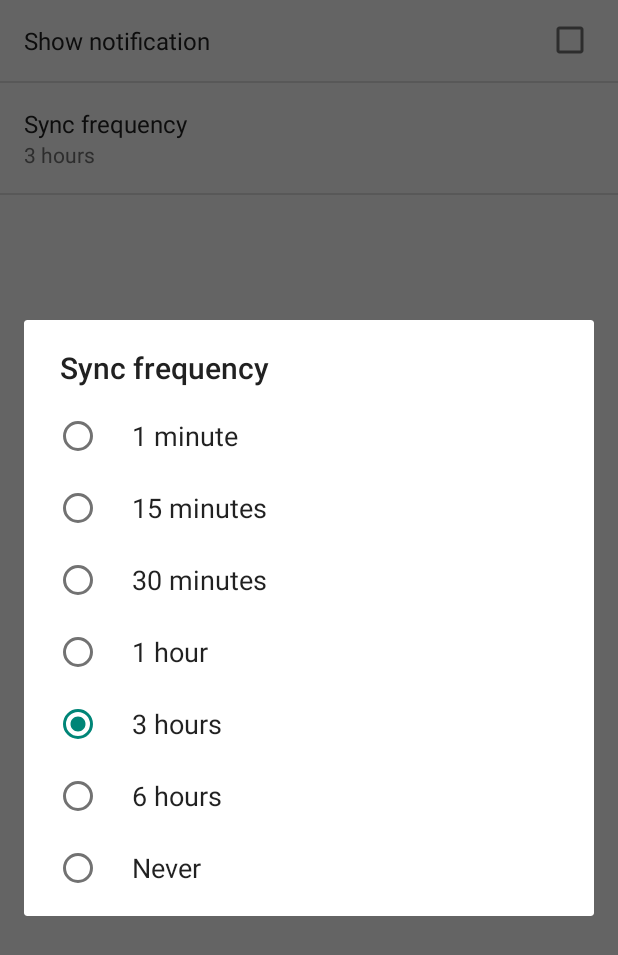
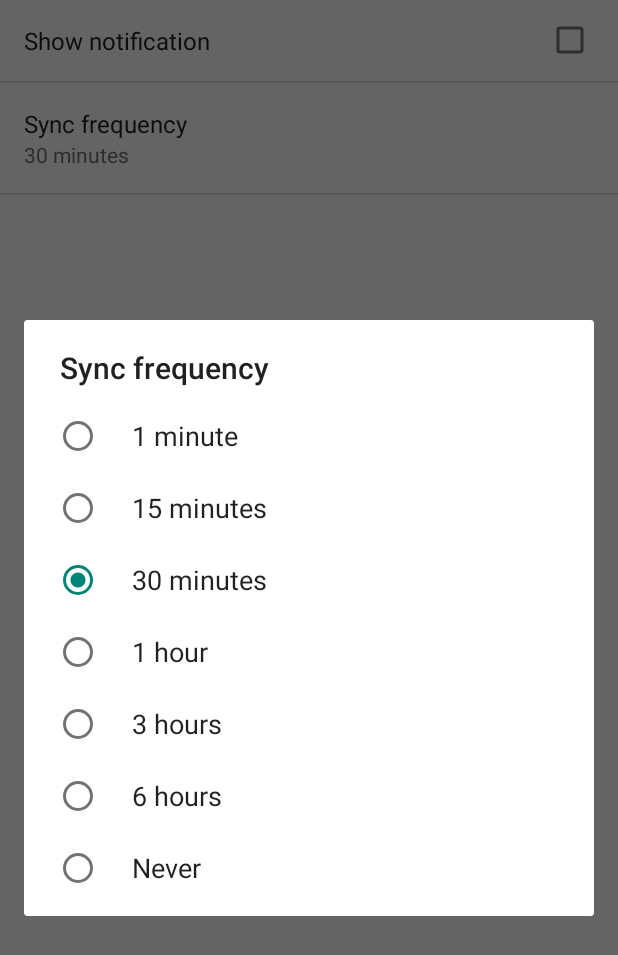
Before and after one commit to Oliver1123/Converter-Lab, an Android app: the SettingsActivity screen opened directly, with no data from a screen before it, after a tap on "Sync frequency", on a phone screen of 412 x 824 dp. Shown: the top 955 px of the screen. Run offline under Robolectric (Android 15) with nearby library versions, the phone set to English and light mode, and no system bars; 1 other tap on this screen came first.

Commit message:
Fix preference and refreshing

```diff
--- a/app/src/main/java/com/example/oliver/someexample/Activities/MainActivity.java
+++ b/app/src/main/java/com/example/oliver/someexample/Activities/MainActivity.java
@@ -147,7 +147,6 @@ public class MainActivity extends AppCompatActivity implements SwipeRefreshLayou
 
     @Override
     public void onRefresh() {
-        // TODO refresh Data
         Log.d(Constants.TAG, "Start refreshing");
         getLoaderManager().getLoader(ORG_INFO_LOADER).forceLoad();
     }
--- a/app/src/main/java/com/example/oliver/someexample/DataLoadService.java
+++ b/app/src/main/java/com/example/oliver/someexample/DataLoadService.java
@@ -100,7 +100,7 @@ public class DataLoadService extends Service {
         AlarmManager am = (AlarmManager) getSystemService(ALARM_SERVICE);
         am.cancel(pendingIntent);// cancel previous alarm
 
-        int frequencyValue = Integer.valueOf(mPreferences.getString(getString(R.string.sync_frequency), "-1"));
+        int frequencyValue = Integer.valueOf(mPreferences.getString(getString(R.string.sync_frequency), "30"));
         Log.d(Constants.TAG, "Set alarm in " + frequencyValue + " min");
         if (frequencyValue != -1) {
             int frequencyMillis = 1000/*ms*/ * 60/*sec*/ * frequencyValue/*min*/;
--- a/app/src/main/java/com/example/oliver/someexample/FABMenuController.java
+++ b/app/src/main/java/com/example/oliver/someexample/FABMenuController.java
@@ -1,8 +1,8 @@
 package com.example.oliver.someexample;
 
 
-import android.util.Log;
 import android.view.View;
+
 import com.example.oliver.someexample.Activities.DetailActivity;
 import com.example.oliver.someexample.Listener.FABMenuActionListener;
 import com.github.clans.fab.FloatingActionButton;
--- a/app/src/main/res/xml/pref_settings.xml
+++ b/app/src/main/res/xml/pref_settings.xml
@@ -1,7 +1,5 @@
 <PreferenceScreen xmlns:android="http://schemas.android.com/apk/res/android">
 
-    <!-- A 'parent' preference, which enables/disables child preferences (below)
-         when checked/unchecked. -->
     <CheckBoxPreference
         android:key="@string/notifications_enable"
         android:title="@string/pref_title_loading_notifications"
@@ -12,7 +10,7 @@
         android:title="@string/pref_title_sync_frequency"
         android:entries="@array/pref_sync_frequency_titles"
         android:entryValues="@array/pref_sync_frequency_values"
-        android:defaultValue="180"
+        android:defaultValue="30"
         android:negativeButtonText="@null"
         android:positiveButtonText="@null" />
 
```
Also changed, not shown: app/src/main/java/com/example/oliver/someexample/Activities/DetailActivity.java (+2 -6 lines).
